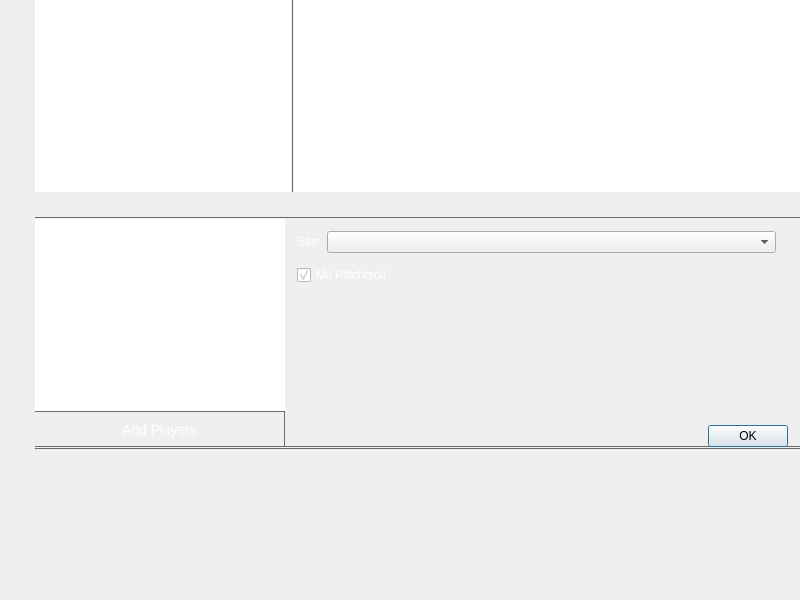
First picture: the form in src/ui/game/gamewindow.ui, repository lbproductions/psnewmodel, before the edit.
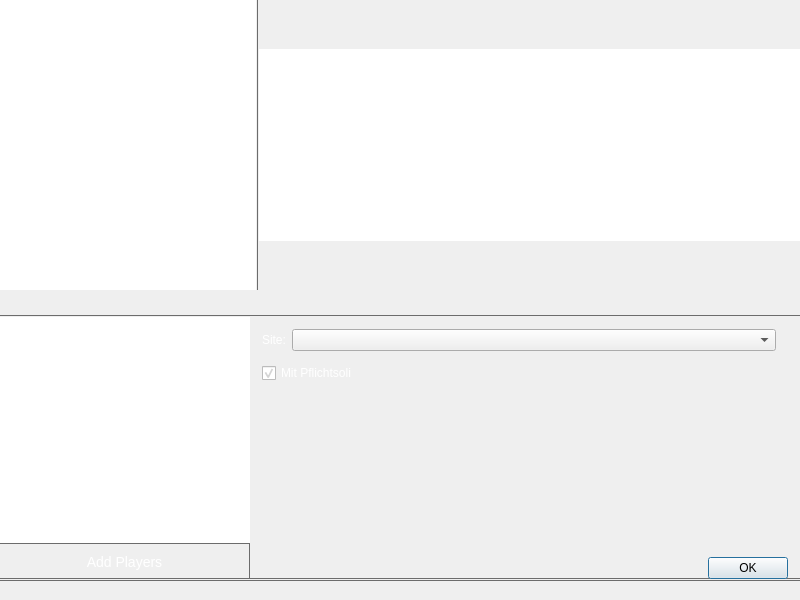
Second picture: the form after the edit. Icons and pictures are not drawn. Custom widgets are drawn as their Qt base class.

```diff
--- a/src/ui/game/gamewindow.ui
+++ b/src/ui/game/gamewindow.ui
@@ -80,26 +80,44 @@
      <number>0</number>
     </property>
     <item>
-     <widget class="ActionsBar" name="actionBar" native="true">
-      <property name="minimumSize">
-       <size>
-        <width>35</width>
-        <height>0</height>
-       </size>
+     <widget class="QScrollArea" name="scrollAreaCentral">
+      <property name="frameShape">
+       <enum>QFrame::NoFrame</enum>
       </property>
-      <property name="maximumSize">
-       <size>
-        <width>35</width>
-        <height>16777215</height>
-       </size>
+      <property name="frameShadow">
+       <enum>QFrame::Plain</enum>
       </property>
-     </widget>
-    </item>
-    <item>
-     <layout class="QVBoxLayout" name="verticalLayout" stretch="0,0,0,1">
+      <property name="lineWidth">
+       <number>0</number>
+      </property>
+      <property name="widgetResizable">
+       <bool>true</bool>
+      </property>
+      <widget class="QWidget" name="scrollAreaWidgetContents_2">
+       <property name="geometry">
+        <rect>
+         <x>0</x>
+         <y>0</y>
+         <width>800</width>
+         <height>600</height>
+        </rect>
+       </property>
+       <layout class="QVBoxLayout" name="verticalLayout">
       <property name="spacing">
        <number>0</number>
       </property>
+        <property name="leftMargin">
+         <number>0</number>
+        </property>
+        <property name="topMargin">
+         <number>0</number>
+        </property>
+        <property name="rightMargin">
+         <number>0</number>
+        </property>
+        <property name="bottomMargin">
+         <number>0</number>
+        </property>
       <item>
        <layout class="QHBoxLayout" name="horizontalLayout_4" stretch="0,0,1">
         <property name="spacing">
@@ -349,32 +367,7 @@
        </widget>
       </item>
       <item>
-       <widget class="ScrollArea" name="scrollAreaGraph">
-        <property name="styleSheet">
-         <string notr="true"/>
-        </property>
-        <property name="frameShape">
-         <enum>QFrame::NoFrame</enum>
-        </property>
-        <property name="verticalScrollBarPolicy">
-         <enum>Qt::ScrollBarAsNeeded</enum>
-        </property>
-        <property name="horizontalScrollBarPolicy">
-         <enum>Qt::ScrollBarAsNeeded</enum>
-        </property>
-        <property name="widgetResizable">
-         <bool>true</bool>
-        </property>
-        <widget class="GraphAxis" name="scrollAreaWidgetContents">
-         <property name="geometry">
-          <rect>
-           <x>0</x>
-           <y>0</y>
-           <width>763</width>
-           <height>145</height>
-          </rect>
-         </property>
-         <layout class="QHBoxLayout" name="horizontalLayout_3" stretch="0,0">
+         <layout class="QHBoxLayout" name="horizontalLayoutGraph">
           <property name="spacing">
            <number>0</number>
           </property>
@@ -384,12 +377,6 @@
           <property name="topMargin">
            <number>0</number>
           </property>
-          <property name="rightMargin">
-           <number>0</number>
-          </property>
-          <property name="bottomMargin">
-           <number>0</number>
-          </property>
           <item>
            <widget class="GraphAxis" name="graphAxis" native="true">
             <layout class="QVBoxLayout" name="verticalLayout_3">
@@ -411,10 +398,10 @@
            </widget>
           </item>
          </layout>
-        </widget>
-       </widget>
-      </item>
-     </layout>
+        </item>
+       </layout>
+      </widget>
+     </widget>
     </item>
    </layout>
   </widget>
@@ -503,12 +490,6 @@
   </action>
  </widget>
  <customwidgets>
-  <customwidget>
-   <class>ScrollArea</class>
-   <extends>QScrollArea</extends>
-   <header location="global">ui/widgets/scrollarea.h</header>
-   <container>1</container>
-  </customwidget>
   <customwidget>
    <class>GraphAxis</class>
    <extends>QWidget</extends>
@@ -537,12 +518,6 @@
    <header>ui/game/gamelengthwidget.h</header>
    <container>1</container>
   </customwidget>
-  <customwidget>
-   <class>ActionsBar</class>
-   <extends>QWidget</extends>
-   <header location="global">ui/game/actionsbar.h</header>
-   <container>1</container>
-  </customwidget>
  </customwidgets>
  <resources>
   <include location="../../resource/gamewindow/gamewindow.qrc"/>
```
Left out of the diff: 52 changed lines with no effect on the pictures. Lines whose indentation alone changed are shown as unchanged.
